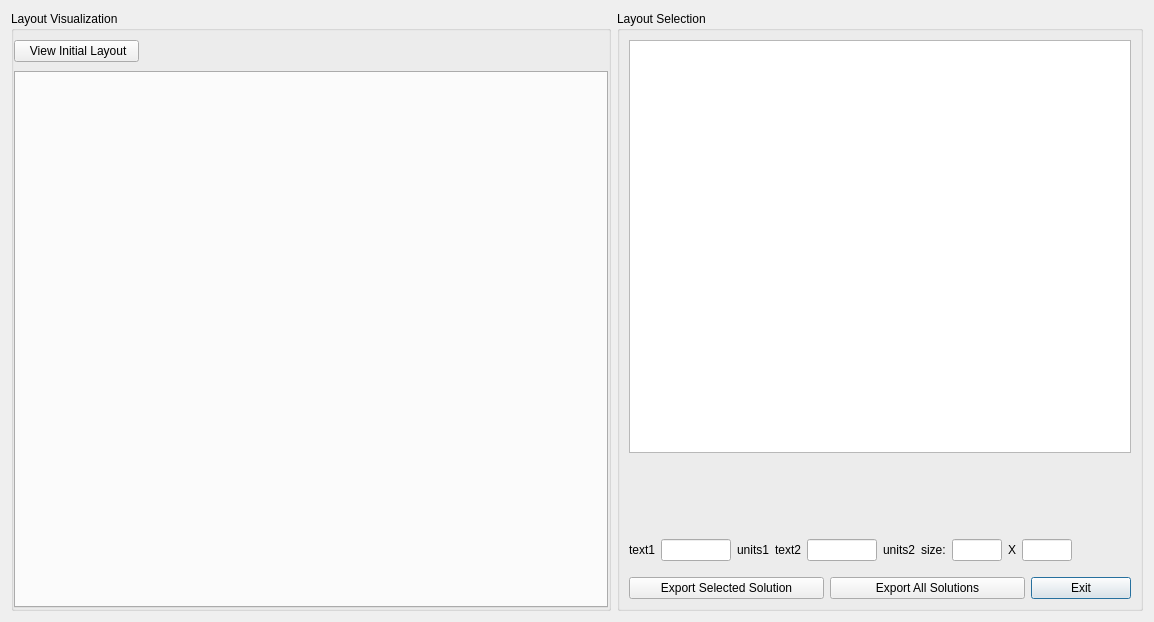
Before: the Qt Designer form NEW_UI/ui/solutionBrowser.ui in e3da/PowerSynth2-core, drawn with Qt 5.
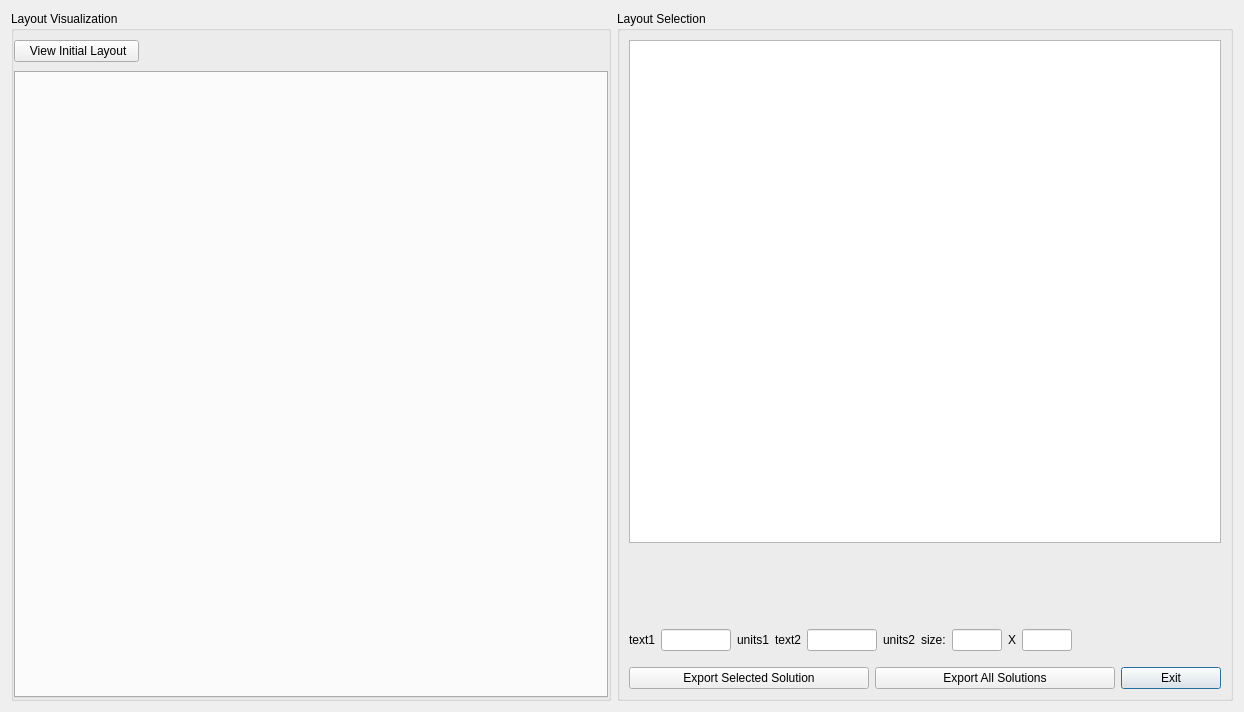
After: the same form once the commit is applied.

```diff
--- a/NEW_UI/ui/solutionBrowser.ui
+++ b/NEW_UI/ui/solutionBrowser.ui
@@ -6,8 +6,8 @@
    <rect>
     <x>0</x>
     <y>0</y>
-    <width>1154</width>
-    <height>618</height>
+    <width>1244</width>
+    <height>712</height>
    </rect>
   </property>
   <property name="windowTitle">
@@ -338,6 +338,12 @@
           <height>16777215</height>
          </size>
         </property>
+        <property name="layoutDirection">
+         <enum>Qt::LeftToRight</enum>
+        </property>
+        <property name="alignment">
+         <set>Qt::AlignCenter</set>
+        </property>
        </widget>
       </item>
       <item row="2" column="0">
```
